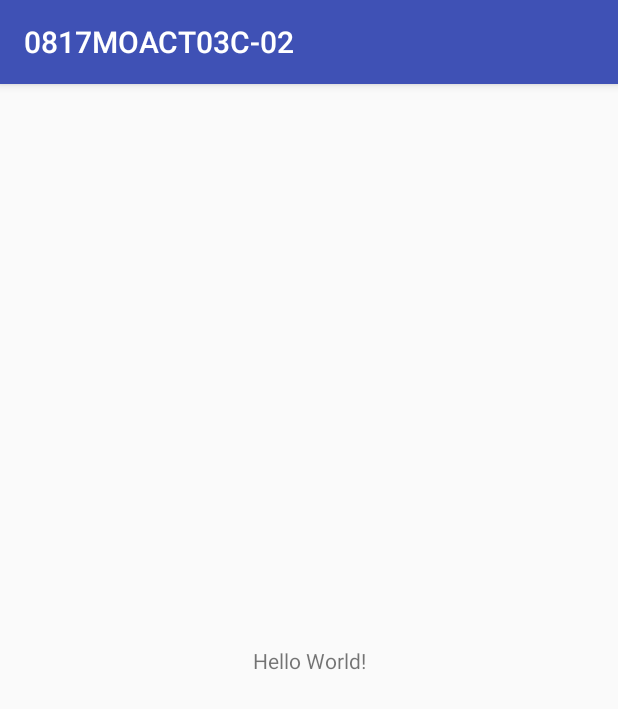
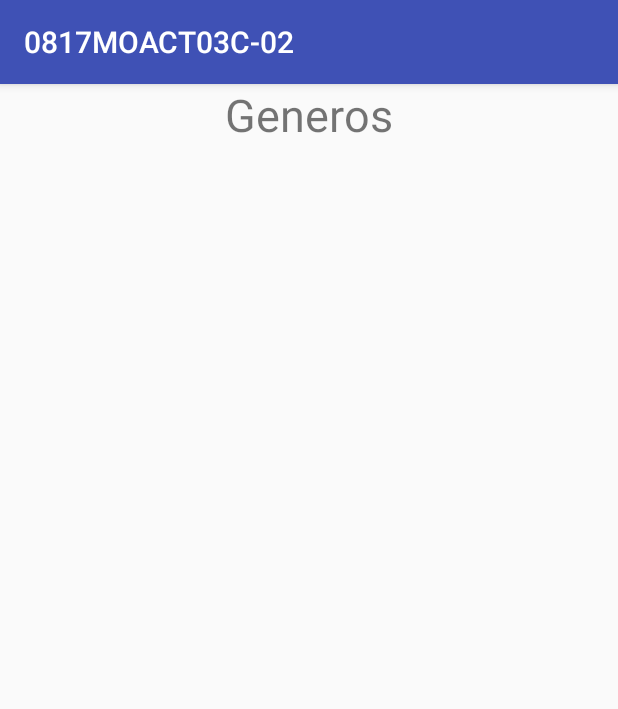
Before and after one commit to FelipeFragueiro/Reflex, an Android app: the screen it shows after launch (MainActivity), on a phone screen of 412 x 824 dp. Shown: the top 709 px of the screen. Run offline under Robolectric (Android 15) with nearby library versions, the phone set to English and light mode, and no system bars.

Commit message:
Hice celda de genero
Vamo equipo

```diff
--- a/app/src/main/res/layout/activity_main.xml
+++ b/app/src/main/res/layout/activity_main.xml
@@ -1,18 +1,21 @@
 <?xml version="1.0" encoding="utf-8"?>
-<android.support.constraint.ConstraintLayout xmlns:android="http://schemas.android.com/apk/res/android"
-    xmlns:app="http://schemas.android.com/apk/res-auto"
+<LinearLayout xmlns:android="http://schemas.android.com/apk/res/android"
     xmlns:tools="http://schemas.android.com/tools"
     android:layout_width="match_parent"
     android:layout_height="match_parent"
+    android:orientation="vertical"
     tools:context="a0817moact03c_2.a0817moact03c_02.MainActivity">
 
-    <TextView
-        android:layout_width="wrap_content"
-        android:layout_height="wrap_content"
-        android:text="Hello World!"
-        app:layout_constraintBottom_toBottomOf="parent"
-        app:layout_constraintLeft_toLeftOf="parent"
-        app:layout_constraintRight_toRightOf="parent"
-        app:layout_constraintTop_toTopOf="parent" />
+<TextView
+    android:layout_width="wrap_content"
+    android:layout_height="wrap_content"
+    android:text="Generos"
+    android:layout_gravity="center"
+    android:textSize="30dp"/>
 
-</android.support.constraint.ConstraintLayout>
+<ListView
+    android:layout_width="match_parent"
+    android:layout_height="match_parent">
+
+</ListView>
+</LinearLayout>
```
Also changed, not shown: app/src/main/java/a0817moact03c_2/a0817moact03c_02/GenerosActivity.java (added, +9 -0 lines), app/src/main/res/layout/celda_genero.xml (added, +18 -0 lines).
